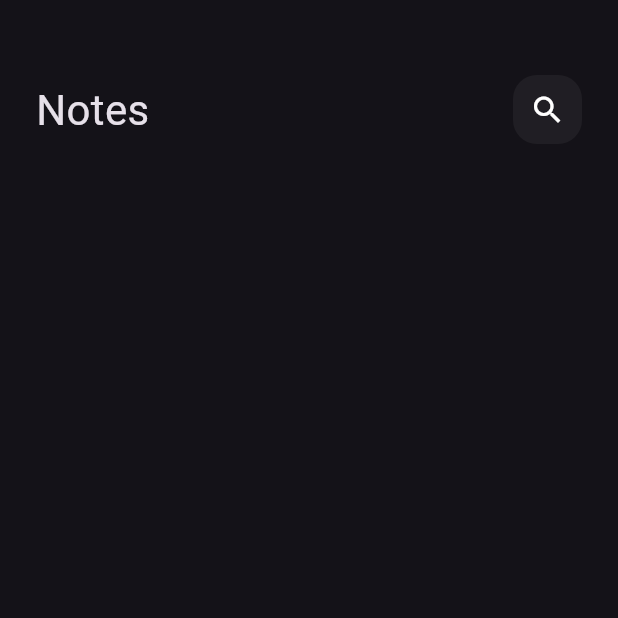
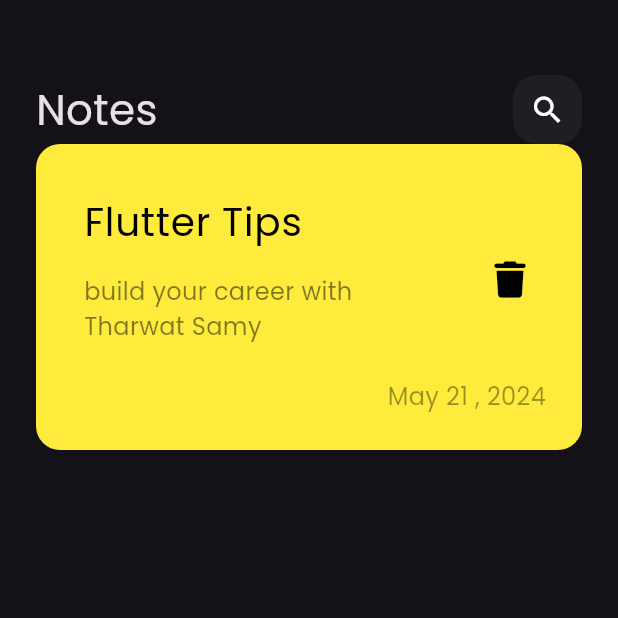
Before and after one commit to kapoallaa/notes_app, a Flutter app: the screen it shows after launch, on a phone screen of 412 x 824 dp, the top half of it. Run offline on Flutter 3.47's test engine with Material 3 defaults, Android fonts, the phone set to English and light mode, and no system bars; our stand-ins replace font_awesome_flutter.

Commit message:
create custom note item

```diff
--- a/lib/main.dart
+++ b/lib/main.dart
@@ -11,7 +11,7 @@ class NotesApp extends StatelessWidget {
   @override
   Widget build(BuildContext context) {
     return MaterialApp(
-      theme: ThemeData(brightness: Brightness.dark),
+      theme: ThemeData(brightness: Brightness.dark, fontFamily: 'Poppins'),
       home: const NotesView(),
     );
   }
--- a/lib/views/notes_view.dart
+++ b/lib/views/notes_view.dart
@@ -1,5 +1,5 @@
 import 'package:flutter/material.dart';
-import 'package:notes_app/views/notes_view_body.dart';
+import 'package:notes_app/views/widgets/notes_view_body.dart';
 
 class NotesView extends StatelessWidget {
   const NotesView({super.key});
--- a/lib/views/custom_app_bar.dart
+++ b/lib/views/widgets/custom_app_bar.dart
@@ -1,5 +1,5 @@
 import 'package:flutter/material.dart';
-import 'package:notes_app/views/custom_search_icon.dart';
+import 'package:notes_app/views/widgets/custom_search_icon.dart';
 
 class CustomAppBar extends StatelessWidget {
   const CustomAppBar({super.key});
--- /dev/null
+++ b/lib/views/widgets/custom_note_item.dart
@@ -0,0 +1,53 @@
+import 'package:flutter/material.dart';
+import 'package:font_awesome_flutter/font_awesome_flutter.dart';
+
+class CustomNoteItem extends StatelessWidget {
+  const CustomNoteItem({super.key});
+
+  @override
+  Widget build(BuildContext context) {
+    return Container(
+      padding: const EdgeInsets.only(top: 24, bottom: 24, left: 16),
+      decoration: BoxDecoration(
+        color: Colors.yellow,
+        borderRadius: BorderRadius.circular(16),
+      ),
+      child: Column(
+        crossAxisAlignment: CrossAxisAlignment.end,
+        children: [
+          ListTile(
+            title: const Text(
+              'Flutter Tips',
+              style: TextStyle(color: Colors.black, fontSize: 26),
+            ),
+            trailing: IconButton(
+                onPressed: () {},
+                icon: const Icon(
+                  FontAwesomeIcons.trash,
+                  color: Colors.black,
+                  size: 24,
+                )),
+            subtitle: Padding(
+              padding: const EdgeInsets.only(top: 16, bottom: 16),
+              child: Text(
+                'build your career with Tharwat Samy',
+                style: TextStyle(
+                    color: Colors.black.withOpacity(.5), fontSize: 16),
+              ),
+            ),
+          ),
+          Padding(
+            padding: const EdgeInsets.only(
+              right: 24,
+            ),
+            child: Text(
+              'May 21 , 2024',
+              style:
+                  TextStyle(color: Colors.black.withOpacity(.4), fontSize: 16),
+            ),
+          )
+        ],
+      ),
+    );
+  }
+}
--- a/lib/views/notes_view_body.dart
+++ b/lib/views/widgets/notes_view_body.dart
@@ -1,5 +1,6 @@
 import 'package:flutter/material.dart';
-import 'package:notes_app/views/custom_app_bar.dart';
+import 'package:notes_app/views/widgets/custom_app_bar.dart';
+import 'package:notes_app/views/widgets/custom_note_item.dart';
 
 class NotesViewBody extends StatelessWidget {
   const NotesViewBody({super.key});
@@ -14,6 +15,7 @@ class NotesViewBody extends StatelessWidget {
             height: 50,
           ),
           CustomAppBar(),
+          CustomNoteItem()
         ],
       ),
     );
```
Also changed, not shown: pubspec.yaml (+7 -11 lines), assets/fonts/Poppins-Regular.ttf (added), lib/views/widgets/custom_search_icon.dart (renamed from lib/views/custom_search_icon.dart), pubspec.lock.
